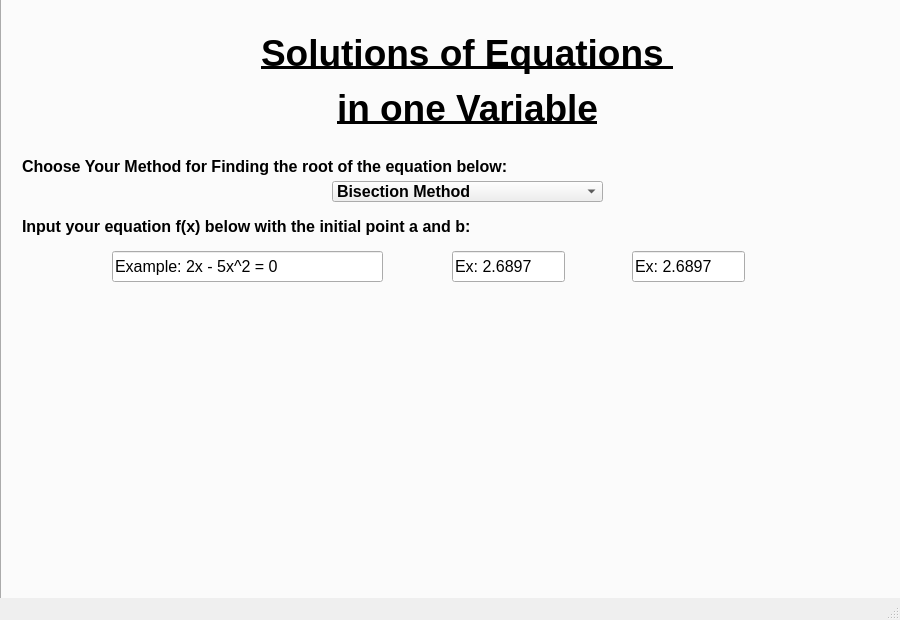
First picture: the form in MainFiles/UIDesign.ui, repository Fawad-Javed-Fateh/Zephyr-I, before the edit.
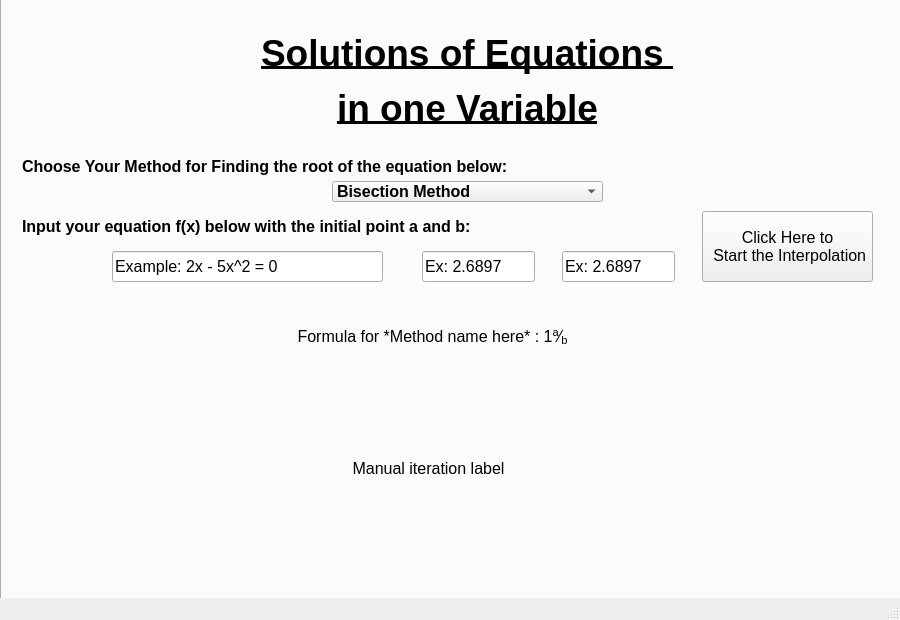
Second picture: the form after the edit. The open tabs and pages were chosen to show the change.

What changed in the file:
```diff
--- a/MainFiles/UIDesign.ui
+++ b/MainFiles/UIDesign.ui
@@ -238,7 +238,7 @@
      <widget class="QLineEdit" name="Chp2Ainput">
       <property name="geometry">
        <rect>
-        <x>450</x>
+        <x>420</x>
         <y>250</y>
         <width>113</width>
         <height>31</height>
@@ -257,7 +257,7 @@
      <widget class="QLineEdit" name="Chp2Binput">
       <property name="geometry">
        <rect>
-        <x>630</x>
+        <x>560</x>
         <y>250</y>
         <width>113</width>
         <height>31</height>
@@ -273,6 +273,46 @@
        <number>32767</number>
       </property>
      </widget>
+     <widget class="QLabel" name="Chp2formulalabel">
+      <property name="geometry">
+       <rect>
+        <x>30</x>
+        <y>310</y>
+        <width>801</width>
+        <height>51</height>
+       </rect>
+      </property>
+      <property name="text">
+       <string>&lt;html&gt;&lt;head/&gt;&lt;body&gt;&lt;p align=&quot;center&quot;&gt;Formula for *Method name here* : 1&lt;span style=&quot; vertical-align:super;&quot;&gt;a&lt;/span&gt;⁄&lt;span style=&quot; vertical-align:sub;&quot;&gt;b&lt;/span&gt;&lt;/p&gt;&lt;/body&gt;&lt;/html&gt;</string>
+      </property>
+     </widget>
+     <widget class="QLabel" name="Chp2iterationlabel">
+      <property name="geometry">
+       <rect>
+        <x>26</x>
+        <y>392</y>
+        <width>801</width>
+        <height>151</height>
+       </rect>
+      </property>
+      <property name="text">
+       <string>&lt;html&gt;&lt;head/&gt;&lt;body&gt;&lt;p align=&quot;center&quot;&gt;Manual iteration label&lt;/p&gt;&lt;/body&gt;&lt;/html&gt;</string>
+      </property>
+     </widget>
+     <widget class="QPushButton" name="Chp2startbutton">
+      <property name="geometry">
+       <rect>
+        <x>700</x>
+        <y>210</y>
+        <width>171</width>
+        <height>71</height>
+       </rect>
+      </property>
+      <property name="text">
+       <string>Click Here to 
+ Start the Interpolation</string>
+      </property>
+     </widget>
     </widget>
     <widget class="QWidget" name="Chapter3Tab">
      <attribute name="title">
```
Left out of the diff: 38 changed lines with no effect on the pictures.
